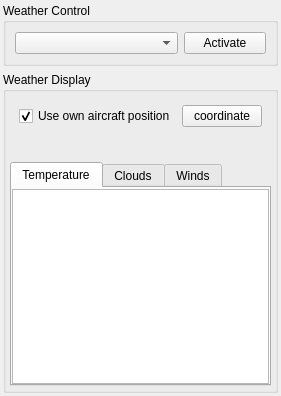
Before: the Qt Designer form src/blackgui/components/weathercomponent.ui in swift-project/pilotclient, drawn with Qt 5.
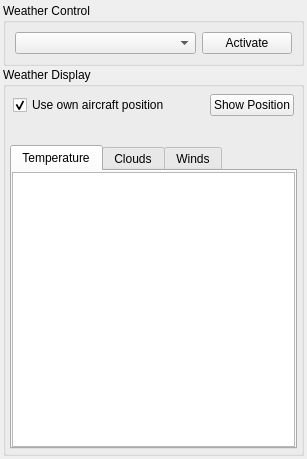
After: the same form once the commit is applied. Custom widgets are drawn as their Qt base class.

Commit message:
Handle initial null position from CCoordinateDialog
Summary:
CCoordinateDialog is setup with an initial null position. The user has to manually set one in case own aircraft position is de-selected to proceed with weather fetching. Previously the null position was accepted and passed on to the weather request with undefined results.

Reviewers: #swift_pilot_client

Maniphest Tasks: T406

Diff of the .ui file:
```diff
--- a/src/blackgui/components/weathercomponent.ui
+++ b/src/blackgui/components/weathercomponent.ui
@@ -6,8 +6,8 @@
    <rect>
     <x>0</x>
     <y>0</y>
-    <width>280</width>
-    <height>396</height>
+    <width>307</width>
+    <height>459</height>
    </rect>
   </property>
   <property name="windowTitle">
@@ -17,6 +17,9 @@
    <number>0</number>
   </property>
   <layout class="QVBoxLayout" name="vl_WeatherComponent">
+   <property name="spacing">
+    <number>1</number>
+   </property>
    <property name="leftMargin">
     <number>3</number>
    </property>
@@ -68,9 +71,40 @@
       </property>
       <item>
        <widget class="QFrame" name="fr_Misc">
-        <layout class="QHBoxLayout" name="hl_Misc">
-         <item>
+        <layout class="QGridLayout" name="gridLayout">
+         <property name="leftMargin">
+          <number>3</number>
+         </property>
+         <property name="topMargin">
+          <number>3</number>
+         </property>
+         <property name="rightMargin">
+          <number>3</number>
+         </property>
+         <property name="bottomMargin">
+          <number>3</number>
+         </property>
+         <item row="0" column="2" alignment="Qt::AlignRight">
+          <widget class="QPushButton" name="pb_SetPosition">
+           <property name="sizePolicy">
+            <sizepolicy hsizetype="Minimum" vsizetype="Fixed">
+             <horstretch>0</horstretch>
+             <verstretch>0</verstretch>
+            </sizepolicy>
+           </property>
+           <property name="text">
+            <string>Show Position</string>
+           </property>
+          </widget>
+         </item>
+         <item row="0" column="0" colspan="2">
           <widget class="QCheckBox" name="cb_UseOwnAcftPosition">
+           <property name="sizePolicy">
+            <sizepolicy hsizetype="Preferred" vsizetype="Fixed">
+             <horstretch>0</horstretch>
+             <verstretch>0</verstretch>
+            </sizepolicy>
+           </property>
            <property name="text">
             <string>Use own aircraft position</string>
            </property>
@@ -79,13 +113,6 @@
            </property>
           </widget>
          </item>
-         <item alignment="Qt::AlignRight">
-          <widget class="QPushButton" name="pb_Coordinate">
-           <property name="text">
-            <string>coordinate</string>
-           </property>
-          </widget>
-         </item>
         </layout>
        </widget>
       </item>
```
Left out of the diff: 3 changed lines with no effect on the pictures. The commit also changes 5 other files.
